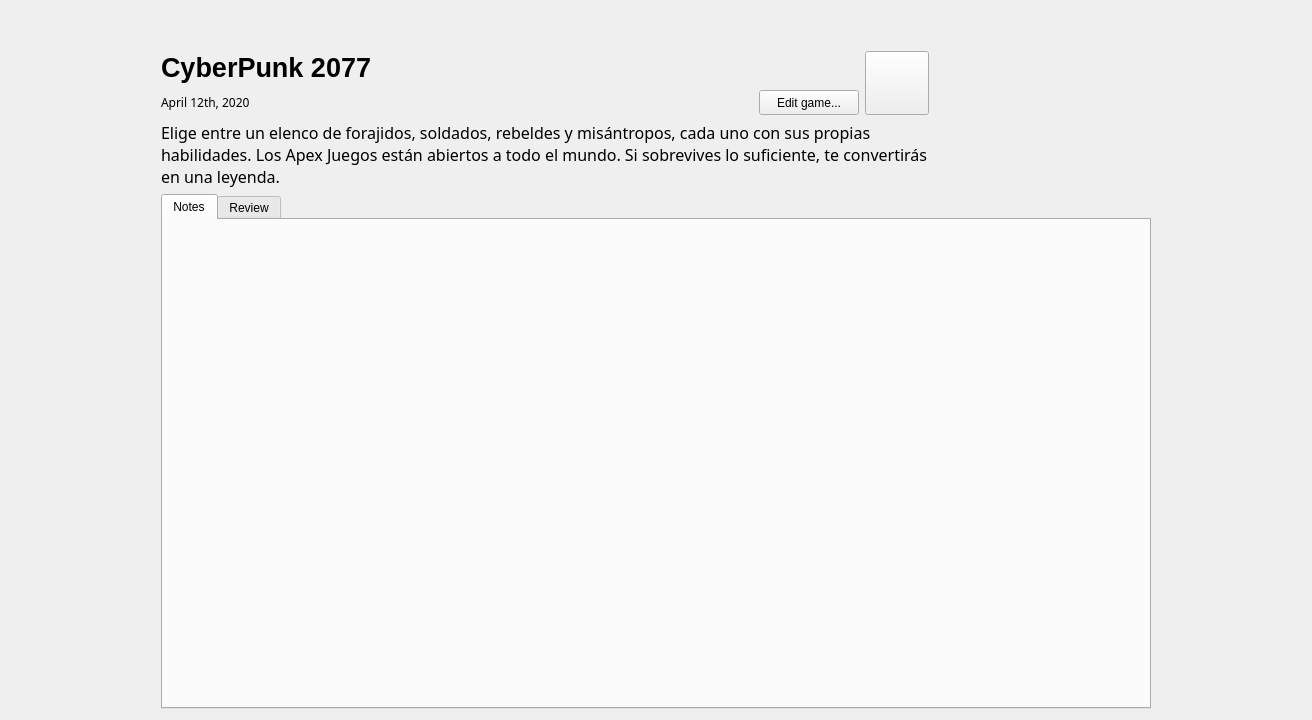
The window that VGTrackerDesktop/gameinfo.ui (davidAzr/VGTrackerDesktop) describes before a commit, drawn with Qt 5.
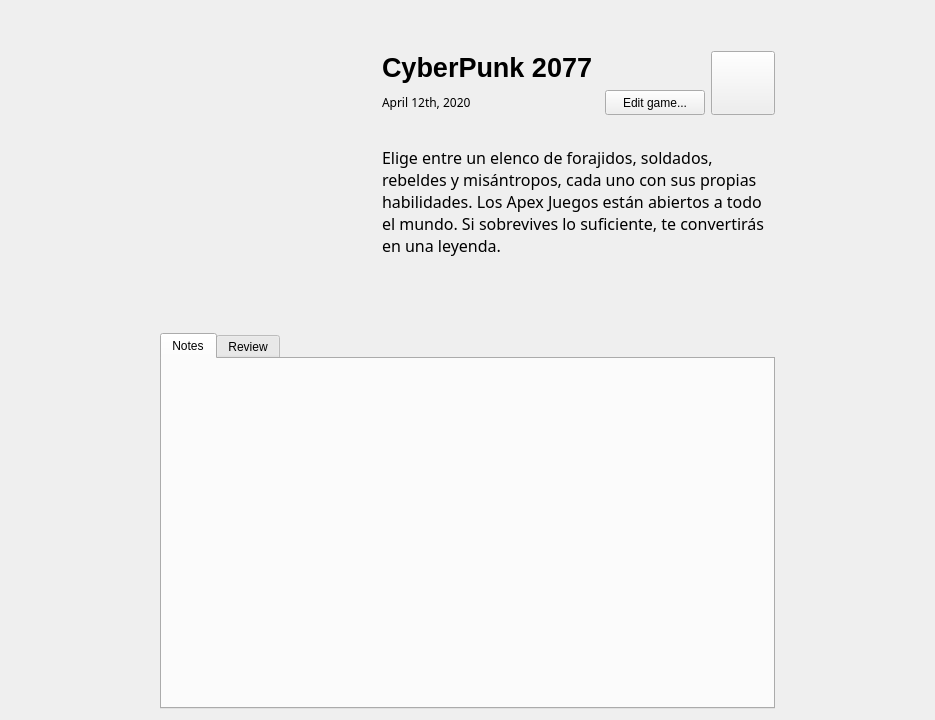
The same window after the commit. Icons and pictures are not drawn. Custom widgets are drawn as their Qt base class.

The edit to the form file:
```diff
--- a/VGTrackerDesktop/gameinfo.ui
+++ b/VGTrackerDesktop/gameinfo.ui
@@ -6,7 +6,7 @@
    <rect>
     <x>0</x>
     <y>0</y>
-    <width>1312</width>
+    <width>935</width>
     <height>720</height>
    </rect>
   </property>
@@ -17,23 +17,108 @@
    <string notr="true"/>
   </property>
   <layout class="QGridLayout" name="gridLayout">
-   <item row="1" column="4">
-    <spacer name="horizontalSpacer_3">
+   <item row="2" column="4" colspan="2">
+    <widget class="QLabel" name="lb_releasedate">
+     <property name="sizePolicy">
+      <sizepolicy hsizetype="Expanding" vsizetype="Fixed">
+       <horstretch>0</horstretch>
+       <verstretch>0</verstretch>
+      </sizepolicy>
+     </property>
+     <property name="font">
+      <font>
+       <family>Bahnschrift Light</family>
+       <pointsize>9</pointsize>
+      </font>
+     </property>
+     <property name="text">
+      <string>April 12th, 2020</string>
+     </property>
+     <property name="class" stdset="0">
+      <string>formLabel</string>
+     </property>
+    </widget>
+   </item>
+   <item row="2" column="3">
+    <widget class="QLabel" name="labelspacer">
+     <property name="sizePolicy">
+      <sizepolicy hsizetype="Fixed" vsizetype="Preferred">
+       <horstretch>0</horstretch>
+       <verstretch>0</verstretch>
+      </sizepolicy>
+     </property>
+     <property name="minimumSize">
+      <size>
+       <width>40</width>
+       <height>0</height>
+      </size>
+     </property>
+     <property name="maximumSize">
+      <size>
+       <width>40</width>
+       <height>16777215</height>
+      </size>
+     </property>
+     <property name="text">
+      <string/>
+     </property>
+    </widget>
+   </item>
+   <item row="1" column="11" rowspan="5">
+    <spacer name="horizontalSpacer_2">
      <property name="orientation">
       <enum>Qt::Horizontal</enum>
      </property>
      <property name="sizeType">
-      <enum>QSizePolicy::Fixed</enum>
+      <enum>QSizePolicy::Preferred</enum>
      </property>
      <property name="sizeHint" stdset="0">
       <size>
-       <width>40</width>
+       <width>150</width>
        <height>20</height>
       </size>
      </property>
     </spacer>
    </item>
-   <item row="1" column="5" rowspan="3">
+   <item row="1" column="0" rowspan="5">
+    <spacer name="horizontalSpacer">
+     <property name="orientation">
+      <enum>Qt::Horizontal</enum>
+     </property>
+     <property name="sizeType">
+      <enum>QSizePolicy::Preferred</enum>
+     </property>
+     <property name="sizeHint" stdset="0">
+      <size>
+       <width>150</width>
+       <height>20</height>
+      </size>
+     </property>
+    </spacer>
+   </item>
+   <item row="2" column="8">
+    <widget class="QPushButton" name="bt_editGame">
+     <property name="sizePolicy">
+      <sizepolicy hsizetype="Fixed" vsizetype="Preferred">
+       <horstretch>0</horstretch>
+       <verstretch>0</verstretch>
+      </sizepolicy>
+     </property>
+     <property name="minimumSize">
+      <size>
+       <width>100</width>
+       <height>0</height>
+      </size>
+     </property>
+     <property name="text">
+      <string>Edit game...</string>
+     </property>
+     <property name="class" stdset="0">
+      <string>labelButton</string>
+     </property>
+    </widget>
+   </item>
+   <item row="1" column="2" rowspan="3">
     <widget class="QLabel" name="lb_cover">
      <property name="sizePolicy">
       <sizepolicy hsizetype="Fixed" vsizetype="Fixed">
@@ -41,12 +126,21 @@
        <verstretch>0</verstretch>
       </sizepolicy>
      </property>
+     <property name="minimumSize">
+      <size>
+       <width>170</width>
+       <height>230</height>
+      </size>
+     </property>
      <property name="maximumSize">
       <size>
        <width>170</width>
        <height>230</height>
       </size>
      </property>
+     <property name="styleSheet">
+      <string notr="true"/>
+     </property>
      <property name="text">
       <string/>
      </property>
@@ -58,68 +152,23 @@
      </property>
     </widget>
    </item>
-   <item row="4" column="1" colspan="5">
-    <widget class="QTabWidget" name="tabWidget">
-     <property name="autoFillBackground">
-      <bool>false</bool>
-     </property>
-     <property name="currentIndex">
-      <number>0</number>
-     </property>
-     <property name="class" stdset="0">
-      <string>gameInfoTab</string>
-     </property>
-     <widget class="QWidget" name="notes">
-      <attribute name="title">
-       <string>Notes</string>
-      </attribute>
-     </widget>
-     <widget class="QWidget" name="review">
-      <attribute name="title">
-       <string>Review</string>
-      </attribute>
-     </widget>
-    </widget>
-   </item>
-   <item row="1" column="6">
-    <spacer name="horizontalSpacer_2">
+   <item row="0" column="0" colspan="12">
+    <spacer name="verticalSpacer">
      <property name="orientation">
-      <enum>Qt::Horizontal</enum>
+      <enum>Qt::Vertical</enum>
      </property>
      <property name="sizeType">
       <enum>QSizePolicy::Preferred</enum>
      </property>
      <property name="sizeHint" stdset="0">
       <size>
-       <width>150</width>
-       <height>20</height>
+       <width>20</width>
+       <height>40</height>
       </size>
      </property>
     </spacer>
    </item>
-   <item row="2" column="1">
-    <widget class="QLabel" name="lb_releasedate">
-     <property name="sizePolicy">
-      <sizepolicy hsizetype="Preferred" vsizetype="Fixed">
-       <horstretch>0</horstretch>
-       <verstretch>0</verstretch>
-      </sizepolicy>
-     </property>
-     <property name="font">
-      <font>
-       <family>Bahnschrift Light</family>
-       <pointsize>9</pointsize>
-      </font>
-     </property>
-     <property name="text">
-      <string>April 12th, 2020</string>
-     </property>
-     <property name="class" stdset="0">
-      <string>formLabel</string>
-     </property>
-    </widget>
-   </item>
-   <item row="1" column="3" rowspan="2">
+   <item row="1" column="9" rowspan="2">
     <widget class="HeartButton" name="bt_favourite">
      <property name="sizePolicy">
       <sizepolicy hsizetype="Fixed" vsizetype="Preferred">
@@ -147,30 +196,8 @@
      </property>
     </widget>
    </item>
-   <item row="2" column="2">
-    <widget class="QPushButton" name="bt_editGame">
-     <property name="sizePolicy">
-      <sizepolicy hsizetype="Fixed" vsizetype="Preferred">
-       <horstretch>0</horstretch>
-       <verstretch>0</verstretch>
-      </sizepolicy>
-     </property>
-     <property name="minimumSize">
-      <size>
-       <width>100</width>
-       <height>0</height>
-      </size>
-     </property>
-     <property name="text">
-      <string>Edit game...</string>
-     </property>
-     <property name="class" stdset="0">
-      <string>labelButton</string>
-     </property>
-    </widget>
-   </item>
-   <item row="1" column="0">
-    <spacer name="horizontalSpacer">
+   <item row="1" column="10">
+    <spacer name="horizontalSpacer_3">
      <property name="orientation">
       <enum>Qt::Horizontal</enum>
      </property>
@@ -179,19 +206,19 @@
      </property>
      <property name="sizeHint" stdset="0">
       <size>
-       <width>150</width>
+       <width>40</width>
        <height>20</height>
       </size>
      </property>
     </spacer>
    </item>
-   <item row="0" column="5">
-    <spacer name="verticalSpacer">
+   <item row="4" column="2">
+    <spacer name="verticalSpacer_2">
      <property name="orientation">
       <enum>Qt::Vertical</enum>
      </property>
      <property name="sizeType">
-      <enum>QSizePolicy::Preferred</enum>
+      <enum>QSizePolicy::Fixed</enum>
      </property>
      <property name="sizeHint" stdset="0">
       <size>
@@ -201,41 +228,10 @@
      </property>
     </spacer>
    </item>
-   <item row="3" column="1" colspan="3">
-    <widget class="QLabel" name="lb_summary">
-     <property name="sizePolicy">
-      <sizepolicy hsizetype="Expanding" vsizetype="Preferred">
-       <horstretch>0</horstretch>
-       <verstretch>0</verstretch>
-      </sizepolicy>
-     </property>
-     <property name="font">
-      <font>
-       <family>Bahnschrift Light</family>
-       <pointsize>12</pointsize>
-      </font>
-     </property>
-     <property name="text">
-      <string>Elige entre un elenco de forajidos, soldados, rebeldes y misántropos, cada uno con sus propias habilidades. Los Apex Juegos están abiertos a todo el mundo. Si sobrevives lo suficiente, te convertirás en una leyenda.</string>
-     </property>
-     <property name="scaledContents">
-      <bool>false</bool>
-     </property>
-     <property name="alignment">
-      <set>Qt::AlignLeading|Qt::AlignLeft|Qt::AlignVCenter</set>
-     </property>
-     <property name="wordWrap">
-      <bool>true</bool>
-     </property>
-     <property name="class" stdset="0">
-      <string>formLabel</string>
-     </property>
-    </widget>
-   </item>
-   <item row="1" column="1" colspan="2">
+   <item row="1" column="4" colspan="3">
     <widget class="QLabel" name="lb_title">
      <property name="sizePolicy">
-      <sizepolicy hsizetype="Preferred" vsizetype="Fixed">
+      <sizepolicy hsizetype="Expanding" vsizetype="Fixed">
        <horstretch>0</horstretch>
        <verstretch>0</verstretch>
       </sizepolicy>
@@ -255,6 +251,76 @@
      </property>
     </widget>
    </item>
+   <item row="3" column="4" colspan="6">
+    <widget class="QLabel" name="lb_summary">
+     <property name="sizePolicy">
+      <sizepolicy hsizetype="Preferred" vsizetype="Preferred">
+       <horstretch>0</horstretch>
+       <verstretch>0</verstretch>
+      </sizepolicy>
+     </property>
+     <property name="font">
+      <font>
+       <family>Bahnschrift Light</family>
+       <pointsize>12</pointsize>
+      </font>
+     </property>
+     <property name="text">
+      <string>Elige entre un elenco de forajidos, soldados, rebeldes y misántropos, cada uno con sus propias habilidades. Los Apex Juegos están abiertos a todo el mundo. Si sobrevives lo suficiente, te convertirás en una leyenda.</string>
+     </property>
+     <property name="scaledContents">
+      <bool>false</bool>
+     </property>
+     <property name="alignment">
+      <set>Qt::AlignLeading|Qt::AlignLeft|Qt::AlignVCenter</set>
+     </property>
+     <property name="wordWrap">
+      <bool>true</bool>
+     </property>
+     <property name="class" stdset="0">
+      <string>formLabel</string>
+     </property>
+    </widget>
+   </item>
+   <item row="1" column="1">
+    <spacer name="horizontalSpacer_4">
+     <property name="orientation">
+      <enum>Qt::Horizontal</enum>
+     </property>
+     <property name="sizeType">
+      <enum>QSizePolicy::Preferred</enum>
+     </property>
+     <property name="sizeHint" stdset="0">
+      <size>
+       <width>40</width>
+       <height>20</height>
+      </size>
+     </property>
+    </spacer>
+   </item>
+   <item row="5" column="2" colspan="8">
+    <widget class="QTabWidget" name="tabWidget">
+     <property name="autoFillBackground">
+      <bool>false</bool>
+     </property>
+     <property name="currentIndex">
+      <number>0</number>
+     </property>
+     <property name="class" stdset="0">
+      <string>gameInfoTab</string>
+     </property>
+     <widget class="QWidget" name="notes">
+      <attribute name="title">
+       <string>Notes</string>
+      </attribute>
+     </widget>
+     <widget class="QWidget" name="review">
+      <attribute name="title">
+       <string>Review</string>
+      </attribute>
+     </widget>
+    </widget>
+   </item>
   </layout>
  </widget>
  <customwidgets>
```
